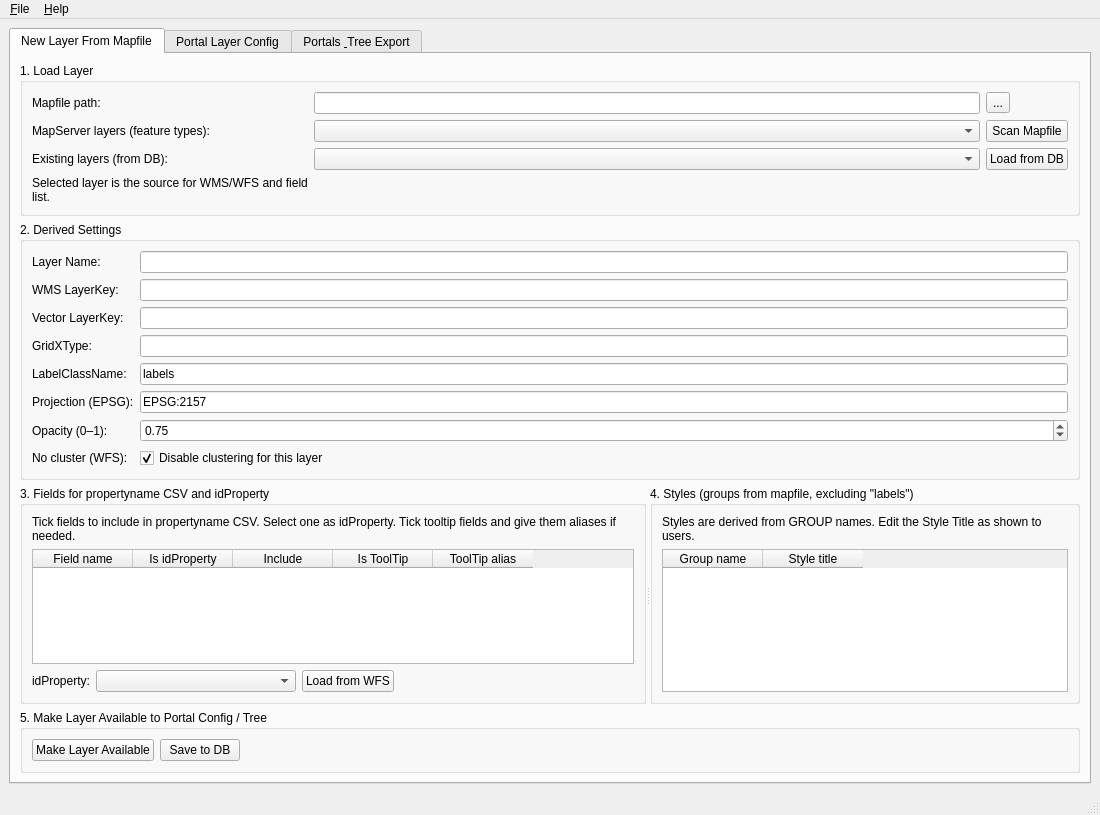
select-8/LayerMaker, file json_generator/LayerConfigNewLayerWizard.ui: the form before one commit.
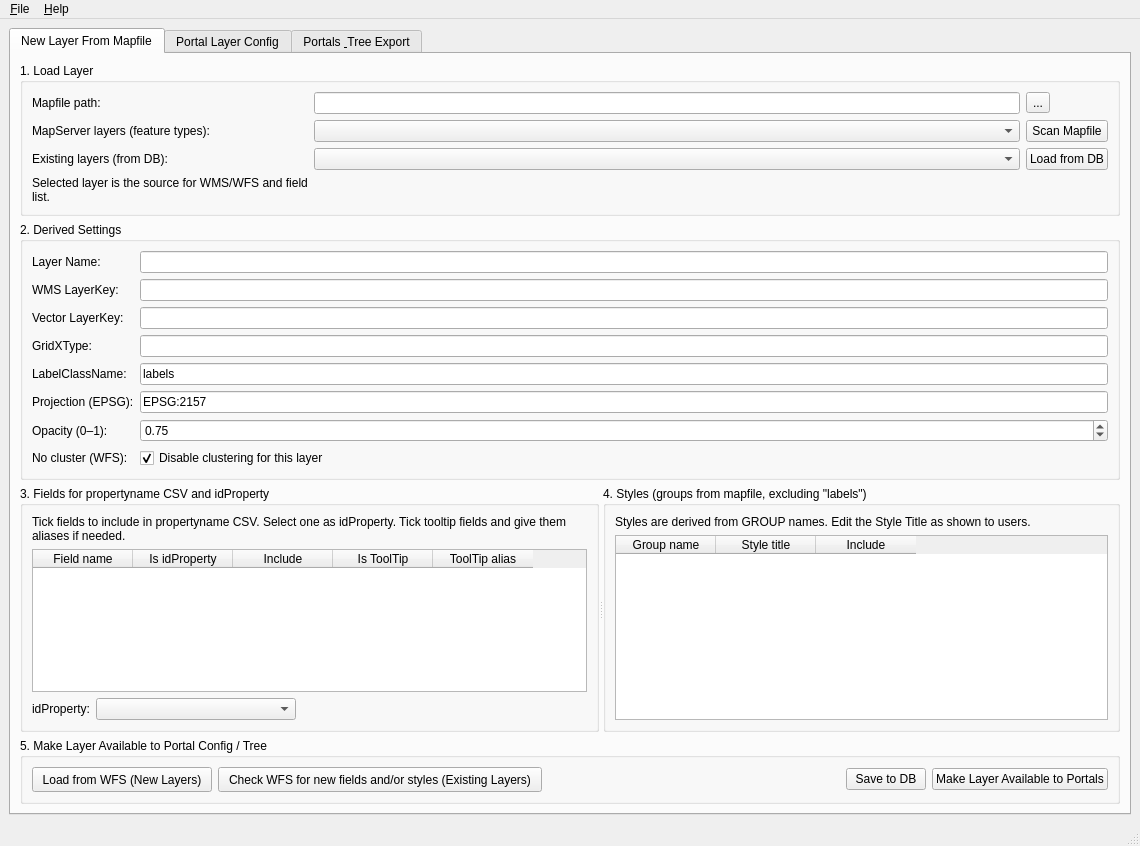
The form after the commit.

Commit message: finlaise tab 1

```diff
--- a/json_generator/LayerConfigNewLayerWizard.ui
+++ b/json_generator/LayerConfigNewLayerWizard.ui
@@ -6,10 +6,16 @@
    <rect>
     <x>0</x>
     <y>0</y>
-    <width>1100</width>
-    <height>800</height>
+    <width>1140</width>
+    <height>846</height>
    </rect>
   </property>
+  <property name="maximumSize">
+   <size>
+    <width>16777215</width>
+    <height>16777215</height>
+   </size>
+  </property>
   <property name="windowTitle">
    <string>LayerConfig - New Layer From Mapfile</string>
   </property>
@@ -305,13 +311,6 @@
                    </property>
                   </widget>
                  </item>
-                 <item>
-                  <widget class="QPushButton" name="btnLoadFieldsFromWFS">
-                   <property name="text">
-                    <string>Load from WFS</string>
-                   </property>
-                  </widget>
-                 </item>
                  <item>
                   <spacer name="horizontalSpacer_idProperty">
                    <property name="orientation">
@@ -362,6 +361,11 @@
                    <string>Style title</string>
                   </property>
                  </column>
+                 <column>
+                  <property name="text">
+                   <string>Include</string>
+                  </property>
+                 </column>
                 </widget>
                </item>
               </layout>
@@ -371,19 +375,69 @@
           </widget>
          </widget>
         </item>
-        <item>
+        <item alignment="Qt::AlignLeft">
          <widget class="QGroupBox" name="groupBox_makeAvailable">
           <property name="title">
            <string>5. Make Layer Available to Portal Config / Tree</string>
           </property>
           <layout class="QHBoxLayout" name="horizontalLayout_makeAvailable">
            <item>
-            <widget class="QPushButton" name="btnMakeLayerAvailable">
+            <widget class="QPushButton" name="btnLoadFieldsFromWFS">
+             <property name="minimumSize">
+              <size>
+               <width>0</width>
+               <height>25</height>
+              </size>
+             </property>
              <property name="text">
-              <string>Make Layer Available</string>
+              <string>  Load from WFS (New Layers)  </string>
              </property>
+             <property name="iconSize">
+              <size>
+               <width>25</width>
+               <height>16</height>
+              </size>
+             </property>
+             <property name="checkable">
+              <bool>false</bool>
+             </property>
+             <property name="default">
+              <bool>false</bool>
+             </property>
+             <property name="flat">
+              <bool>false</bool>
+             </property>
             </widget>
            </item>
+           <item alignment="Qt::AlignHCenter">
+            <widget class="QPushButton" name="btnCheckFieldsAndStylesFromWFS">
+             <property name="minimumSize">
+              <size>
+               <width>0</width>
+               <height>25</height>
+              </size>
+             </property>
+             <property name="layoutDirection">
+              <enum>Qt::LeftToRight</enum>
+             </property>
+             <property name="text">
+              <string>  Check WFS for new fields and/or styles (Existing Layers)  </string>
+             </property>
+            </widget>
+           </item>
+           <item>
+            <spacer name="horizontalSpacer_makeAvailable">
+             <property name="orientation">
+              <enum>Qt::Horizontal</enum>
+             </property>
+             <property name="sizeHint" stdset="0">
+              <size>
+               <width>400</width>
+               <height>20</height>
+              </size>
+             </property>
+            </spacer>
+           </item>
            <item>
             <widget class="QPushButton" name="btnSaveLayerToDb">
              <property name="text">
@@ -392,17 +446,11 @@
             </widget>
            </item>
            <item>
-            <spacer name="horizontalSpacer_makeAvailable">
-             <property name="orientation">
-              <enum>Qt::Horizontal</enum>
+            <widget class="QPushButton" name="btnMakeLayerAvailable">
+             <property name="text">
+              <string>Make Layer Available to Portals</string>
              </property>
-             <property name="sizeHint" stdset="0">
-              <size>
-               <width>40</width>
-               <height>20</height>
-              </size>
-             </property>
-            </spacer>
+            </widget>
            </item>
           </layout>
          </widget>
@@ -1162,7 +1210,7 @@
     <rect>
      <x>0</x>
      <y>0</y>
-     <width>1100</width>
+     <width>1140</width>
      <height>21</height>
     </rect>
    </property>
```
The commit also changes 6 other files.
